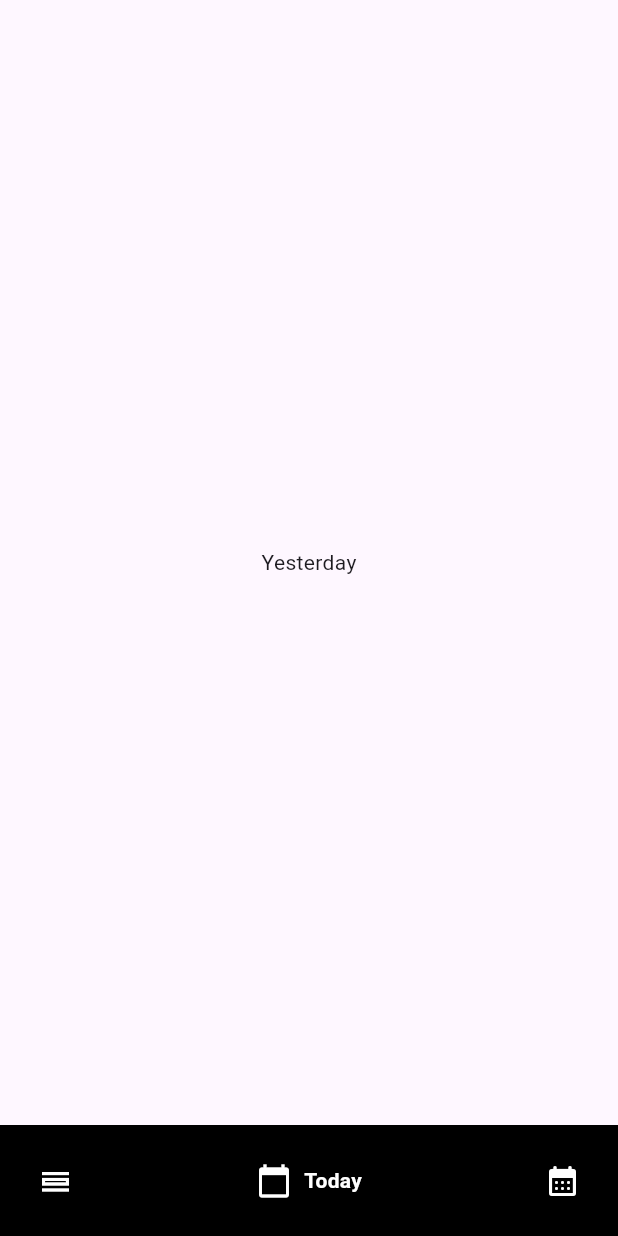
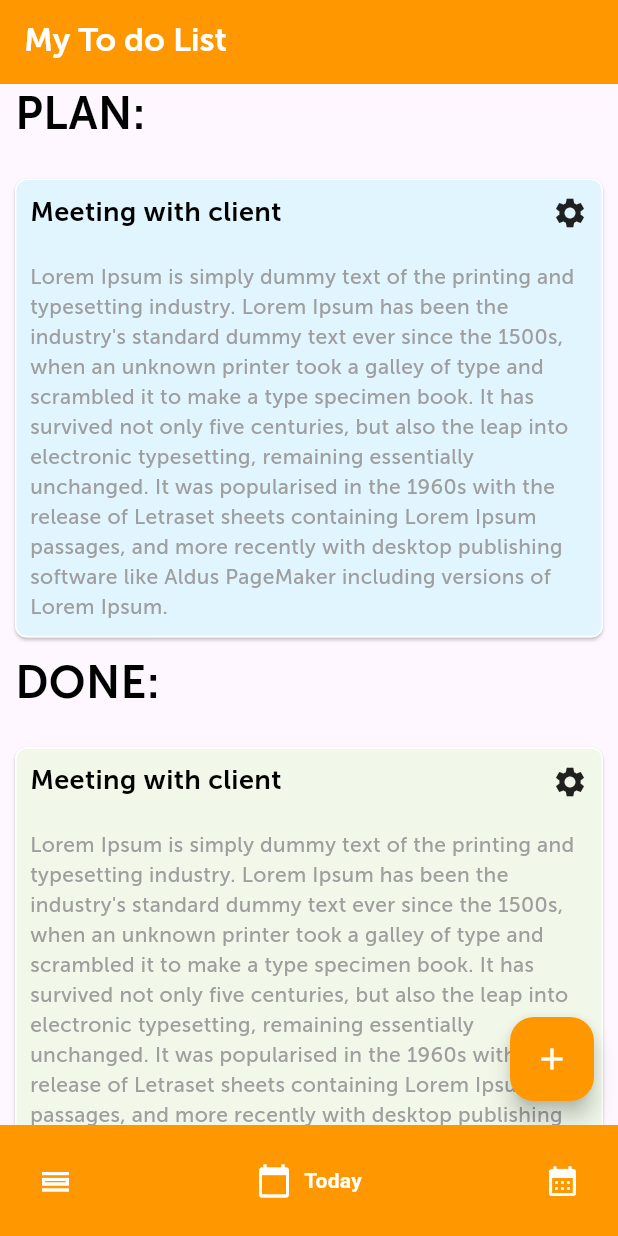
Before and after one commit to wibiherlangga24/to_do_list_app_flutter, a Flutter app: the screen it shows after launch, item 2 of the bottom bar chosen, on a phone screen of 412 x 824 dp. Run offline on Flutter 3.47's test engine with Material 2 defaults, Android fonts, the phone set to English and light mode, and no system bars; drawn by our look-alikes of google_nav_bar.

Commit message:
create today page and structure folder using clean architecture

```diff
--- a/lib/app/app_router.dart
+++ b/lib/app/app_router.dart
@@ -1,6 +1,9 @@
 import 'package:flutter/material.dart';
 import 'package:google_nav_bar/google_nav_bar.dart';
-import 'package:todo_list_app_flutter/yesterday_page.dart';
+import 'package:todo_list_app_flutter/config/theme/theme_text_style.dart';
+import 'package:todo_list_app_flutter/features/today/presentation/pages/today_page.dart';
+import 'package:todo_list_app_flutter/features/tomorrow/presentation/pages/tomorrow_page.dart';
+import 'package:todo_list_app_flutter/features/yesterday/presentation/pages/yesterday_page.dart';
 
 class AppRouter extends StatefulWidget {
   const AppRouter({Key? key}) : super(key: key);
@@ -14,18 +17,29 @@ class _AppRouterState extends State<AppRouter> {
 
   List<Widget> allPage = [
     const YesterdayPage(),
+    const TodayPage(),
+    const TomorrowPage(),
   ];
 
   @override
   Widget build(BuildContext context) {
     return Scaffold(
-      body: const YesterdayPage(),
+      appBar: AppBar(
+        title: Text(
+          'My To do List',
+          style: ThemeTextStyle.MuseoSans700w400.copyWith(
+            color: Colors.white,
+          ),
+        ),
+        backgroundColor: Colors.orange,
+      ),
+      body: allPage[_selectedIndex],
       bottomNavigationBar: Container(
-        color: Colors.black,
+        color: Colors.orange,
         child: SafeArea(
           child: GNav(
             gap: 8,
-            backgroundColor: Colors.black,
+            backgroundColor: Colors.orange,
             color: Colors.white,
             activeColor: Colors.white,
             tabs: const [
@@ -43,7 +57,11 @@ class _AppRouterState extends State<AppRouter> {
               ),
             ],
             selectedIndex: _selectedIndex,
-            onTabChange: (index) {},
+            onTabChange: (index) {
+              setState(() {
+                _selectedIndex = index;
+              });
+            },
           ),
         ),
       ),
--- /dev/null
+++ b/lib/config/theme/theme_text_style.dart
@@ -0,0 +1,40 @@
+import 'package:flutter/material.dart';
+
+class ThemeTextStyle {
+  static const fontName = 'MuseoSans300';
+
+  static const TextStyle MuseoSans100 = TextStyle(
+    fontFamily: 'MuseoSans100',
+  );
+
+  static const TextStyle MuseoSans300 = TextStyle(
+    fontFamily: 'MuseoSans300',
+  );
+
+  static const TextStyle MuseoSans300w400 = TextStyle(
+    fontFamily: 'MuseoSans300',
+    fontWeight: FontWeight.w400,
+  );
+
+  static const TextStyle MuseoSans500 = TextStyle(
+    fontFamily: 'MuseoSans500',
+  );
+
+  static const TextStyle MuseoSans500w400 = TextStyle(
+    fontFamily: 'MuseoSans500',
+    fontWeight: FontWeight.w400,
+  );
+
+  static const TextStyle MuseoSans700 = TextStyle(
+    fontFamily: 'MuseoSans700',
+  );
+
+  static const TextStyle MuseoSans700w400 = TextStyle(
+    fontFamily: 'MuseoSans700',
+    fontWeight: FontWeight.w400,
+  );
+
+  static const TextStyle MuseoSans900 = TextStyle(
+    fontFamily: 'MuseoSans900',
+  );
+}
--- /dev/null
+++ b/lib/features/today/presentation/pages/today_page.dart
@@ -0,0 +1,174 @@
+import 'package:flutter/material.dart';
+import 'package:todo_list_app_flutter/config/theme/theme_text_style.dart';
+
+class TodayPage extends StatefulWidget {
+  const TodayPage({Key? key}) : super(key: key);
+
+  @override
+  State<TodayPage> createState() => _TodayPageState();
+}
+
+class _TodayPageState extends State<TodayPage> {
+  @override
+  Widget build(BuildContext context) {
+    return Scaffold(
+      body: SingleChildScrollView(
+        padding: EdgeInsets.symmetric(horizontal: 10),
+        child: Column(
+          mainAxisSize: MainAxisSize.min,
+          crossAxisAlignment: CrossAxisAlignment.start,
+          children: [
+            planSection(context),
+            doneSection(context),
+          ],
+        ),
+      ),
+      floatingActionButton: FloatingActionButton(
+        onPressed: () {},
+        backgroundColor: Colors.orange,
+        child: const Icon(
+          Icons.add,
+          color: Colors.white,
+        ),
+      ),
+    );
+
+    return SingleChildScrollView(
+      padding: EdgeInsets.symmetric(horizontal: 10),
+      child: Column(
+        mainAxisSize: MainAxisSize.min,
+        crossAxisAlignment: CrossAxisAlignment.start,
+        children: [
+          planSection(context),
+          doneSection(context),
+        ],
+      ),
+    );
+  }
+
+  Widget planSection(BuildContext context) {
+    final bool isPlanSectionExist = true;
+
+    if (!isPlanSectionExist) {
+      return SizedBox.shrink();
+    }
+
+    return SafeArea(
+      child: Column(
+        mainAxisSize: MainAxisSize.min,
+        crossAxisAlignment: CrossAxisAlignment.start,
+        children: [
+          Text(
+            "PLAN:",
+            style: ThemeTextStyle.MuseoSans700w400.copyWith(
+              color: Colors.black,
+              fontSize: 30,
+            ),
+          ),
+          SizedBox(
+            height: 10,
+          ),
+          ListView.builder(
+            shrinkWrap: true,
+            itemCount: 1,
+            physics: NeverScrollableScrollPhysics(),
+            itemBuilder: (context, index) {
+              return toDoListCard(context, index, Colors.lightBlue[50]!);
+            },
+          ),
+        ],
+      ),
+    );
+  }
+
+  Widget doneSection(BuildContext context) {
+    final bool isDoneSectionExist = true;
+
+    if (!isDoneSectionExist) {
+      return SizedBox.shrink();
+    }
+
+    return SafeArea(
+      child: Column(
+        mainAxisSize: MainAxisSize.min,
+        crossAxisAlignment: CrossAxisAlignment.start,
+        children: [
+          Text(
+            "DONE:",
+            style: ThemeTextStyle.MuseoSans700w400.copyWith(
+              color: Colors.black,
+              fontSize: 30,
+            ),
+          ),
+          SizedBox(
+            height: 10,
+          ),
+          ListView.builder(
+            shrinkWrap: true,
+            itemCount: 2,
+            physics: NeverScrollableScrollPhysics(),
+            itemBuilder: (context, index) {
+              return toDoListCard(context, index, Colors.lightGreen[50]!);
+            },
+          ),
+        ],
+      ),
+    );
+  }
+
+  Widget toDoListCard(BuildContext context, int index, Color color) {
+    return Card(
+      clipBehavior: Clip.antiAlias,
+      margin: const EdgeInsets.symmetric(vertical: 10),
+      shape: RoundedRectangleBorder(
+        side: const BorderSide(
+          color: Colors.white,
+        ),
+        borderRadius: BorderRadius.circular(8),
+      ),
+      child: toDoListItem(context, index, color),
+    );
+  }
+
+  Widget toDoListItem(BuildContext context, int index, Color color) {
+    final loremIpsum =
+        "Lorem Ipsum is simply dummy text of the printing and typesetting industry. Lorem Ipsum has been the industry's standard dummy text ever since the 1500s, when an unknown printer took a galley of type and scrambled it to make a type specimen book. It has survived not only five centuries, but also the leap into electronic typesetting, remaining essentially unchanged. It was popularised in the 1960s with the release of Letraset sheets containing Lorem Ipsum passages, and more recently with desktop publishing software like Aldus PageMaker including versions of Lorem Ipsum.";
+
+    return Container(
+      color: color,
+      padding: EdgeInsets.all(10),
+      child: Column(
+        mainAxisSize: MainAxisSize.min,
+        crossAxisAlignment: CrossAxisAlignment.stretch,
+        children: [
+          Row(
+            children: [
+              Expanded(
+                child: Text(
+                  'Meeting with client',
+                  style: ThemeTextStyle.MuseoSans700w400.copyWith(
+                    fontSize: 18,
+                    color: Colors.black,
+                  ),
+                ),
+              ),
+              Icon(
+                Icons.settings,
+              ),
+            ],
+          ),
+          SizedBox(
+            height: 20,
+          ),
+          Text(
+            loremIpsum,
+            style: ThemeTextStyle.MuseoSans500w400.copyWith(
+              fontSize: 14,
+              color: Colors.grey,
+            ),
+          ),
+        ],
+      ),
+    );
+  }
+}
--- /dev/null
+++ b/lib/features/tomorrow/presentation/pages/tomorrow_page.dart
@@ -0,0 +1,17 @@
+import 'package:flutter/material.dart';
+
+class TomorrowPage extends StatefulWidget {
+  const TomorrowPage({Key? key}) : super(key: key);
+
+  @override
+  State<TomorrowPage> createState() => _TomorrowPageState();
+}
+
+class _TomorrowPageState extends State<TomorrowPage> {
+  @override
+  Widget build(BuildContext context) {
+    return const Center(
+      child: Text('Tomorrow'),
+    );
+  }
+}
```
Also changed, not shown: pubspec.yaml (+27 -0 lines), lib/config/fonts/museo_sans100.ttf (added), lib/config/fonts/museo_sans100italic.ttf (added), lib/config/fonts/museo_sans300.ttf (added), lib/config/fonts/museo_sans300italic.ttf (added), lib/config/fonts/museo_sans500.ttf (added), lib/config/fonts/museo_sans500italic.ttf (added), lib/config/fonts/museo_sans700.ttf (added), lib/config/fonts/museo_sans700italic.ttf (added), lib/config/fonts/museo_sans900.ttf (added), lib/config/fonts/museo_sans900italic.ttf (added), lib/features/yesterday/presentation/pages/yesterday_page.dart (renamed from lib/yesterday_page.dart).
